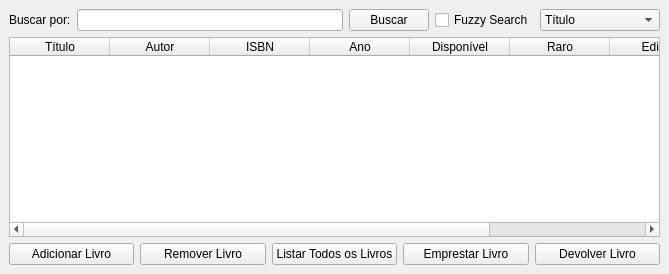
This is ui/main.ui in kaikwb/cp_python as Qt 5 draws it before an edit. The edited form follows.
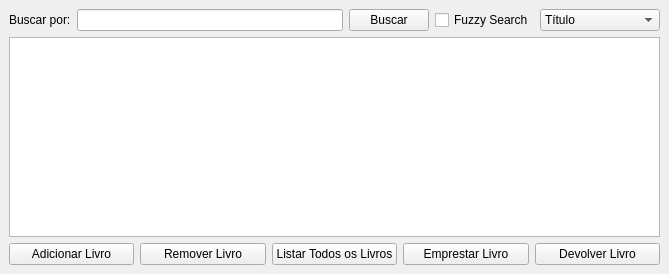
This is the edited form.

```diff
--- a/ui/main.ui
+++ b/ui/main.ui
@@ -69,48 +69,7 @@
      </layout>
     </item>
     <item>
-     <widget class="QTableWidget" name="booksTableWidget">
-      <column>
-       <property name="text">
-        <string>Título</string>
-       </property>
-      </column>
-      <column>
-       <property name="text">
-        <string>Autor</string>
-       </property>
-      </column>
-      <column>
-       <property name="text">
-        <string>ISBN</string>
-       </property>
-      </column>
-      <column>
-       <property name="text">
-        <string>Ano</string>
-       </property>
-      </column>
-      <column>
-       <property name="text">
-        <string>Disponível</string>
-       </property>
-      </column>
-      <column>
-       <property name="text">
-        <string>Raro</string>
-       </property>
-      </column>
-      <column>
-       <property name="text">
-        <string>Edição</string>
-       </property>
-      </column>
-      <column>
-       <property name="text">
-        <string>Estado</string>
-       </property>
-      </column>
-     </widget>
+     <widget class="QTableView" name="booksTableView"/>
     </item>
     <item>
      <layout class="QHBoxLayout" name="horizontalLayout_2">
```
